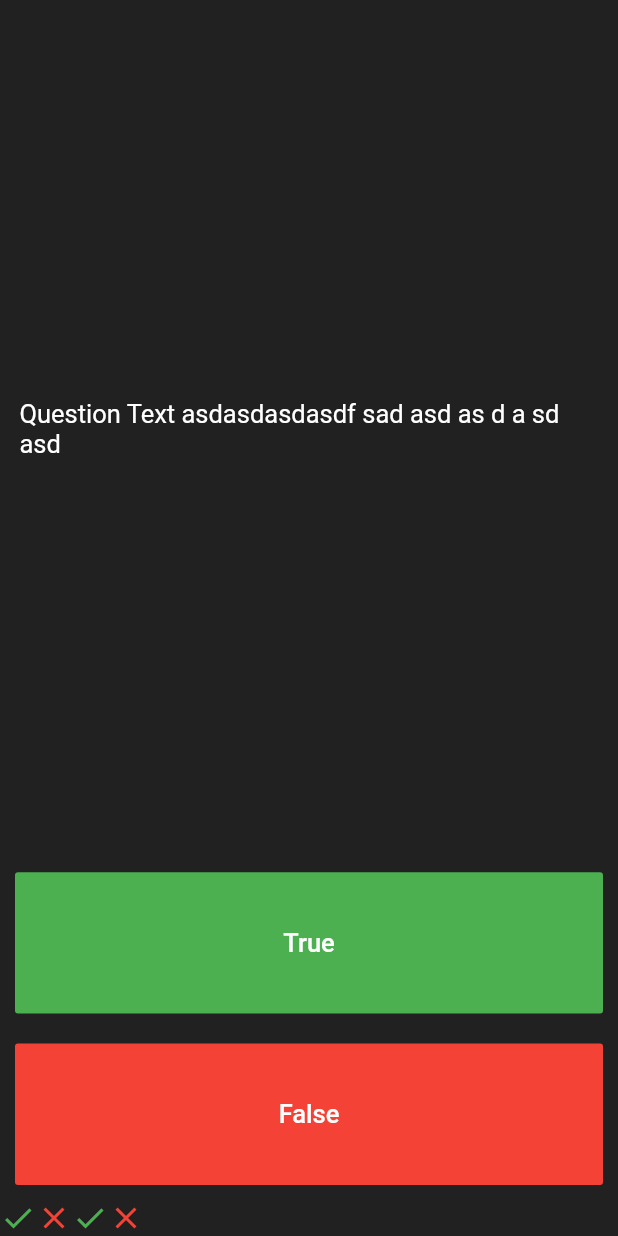
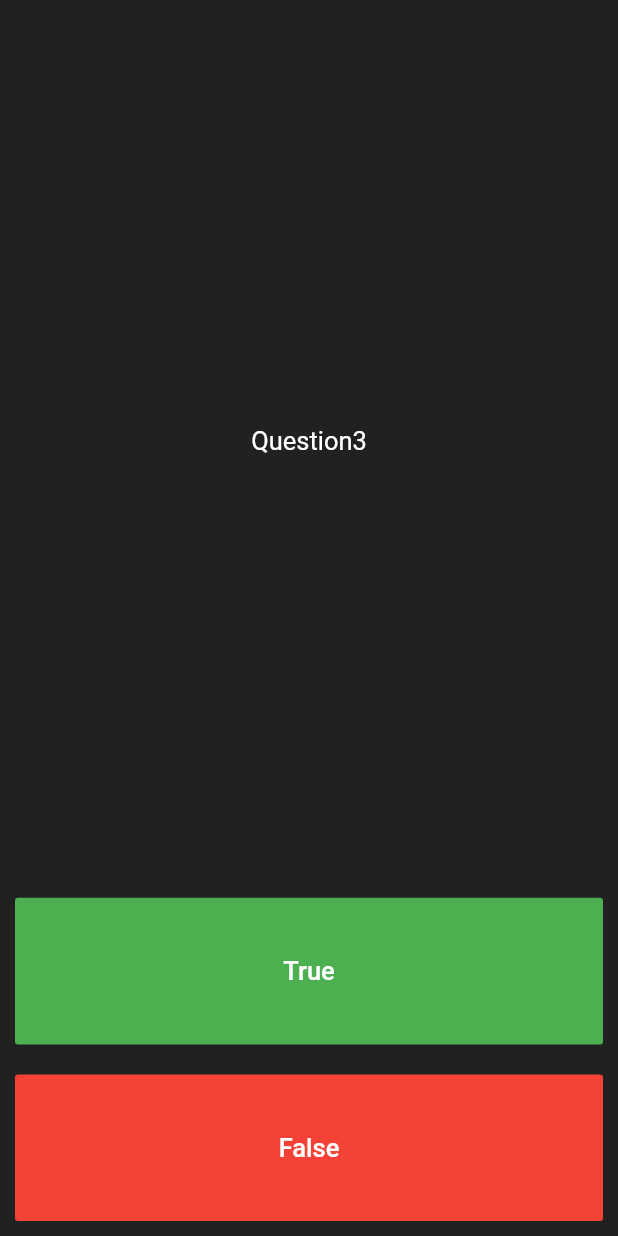
Before and after one commit to StaringGenie/quizler, a Flutter app: the screen it shows after launch, after a tap on "True", after a tap on "False", on a phone screen of 412 x 824 dp. Run offline on Flutter 3.47's test engine with Material 2 defaults, Android fonts, the phone set to English and light mode, and no system bars.

Commit message:
displaying questions

```diff
--- a/lib/main.dart
+++ b/lib/main.dart
@@ -22,16 +22,9 @@ class QuizPage extends StatefulWidget {
 }
 
 class _QuizPageState extends State<QuizPage> {
-  List<Icon> scoreKeeper = [
-    Icon(
-      Icons.check,
-      color: Colors.green,
-    ),
-    Icon(
-      Icons.close,
-      color: Colors.red,
-    ),
-  ];
+  List<Icon> scoreKeeper = [];
+  List<String> questions = ['Question 1', 'Question2', 'Question3'];
+  int i = 0;
   @override
   Widget build(BuildContext context) {
     return Column(
@@ -44,7 +37,7 @@ class _QuizPageState extends State<QuizPage> {
             padding: const EdgeInsets.all(13.0),
             child: Center(
               child: Text(
-                'Question Text asdasdasdasdf sad asd as d a sd asd',
+                questions[i],
                 style: TextStyle(
                   fontSize: 17,
                   color: Colors.white,
@@ -57,18 +50,17 @@ class _QuizPageState extends State<QuizPage> {
           child: Padding(
             padding: const EdgeInsets.all(10.0),
             child: FlatButton(
-              child: Text('True',
+              child: Text(
+                'True',
                 style: TextStyle(
                   fontSize: 17,
                   color: Colors.white,
-                  )),
+                ),
+              ),
               color: Colors.green,
               onPressed: () {
                 setState(() {
-                  scoreKeeper.add(Icon(
-                    Icons.check,
-                    color: Colors.green,
-                  ));
+                  i++;
                 });
               },
             ),
@@ -78,18 +70,17 @@ class _QuizPageState extends State<QuizPage> {
           child: Padding(
             padding: const EdgeInsets.all(10.0),
             child: FlatButton(
-              child: Text('False',
+              child: Text(
+                'False',
                 style: TextStyle(
                   fontSize: 17,
                   color: Colors.white,
-                  )),
+                ),
+              ),
               color: Colors.red,
               onPressed: () {
                 setState(() {
-                  scoreKeeper.add(Icon(
-                    Icons.close,
-                    color: Colors.red,
-                  ));
+                  i++;
                 });
               },
             ),
```
Lines whose indentation alone changed are shown as unchanged.
